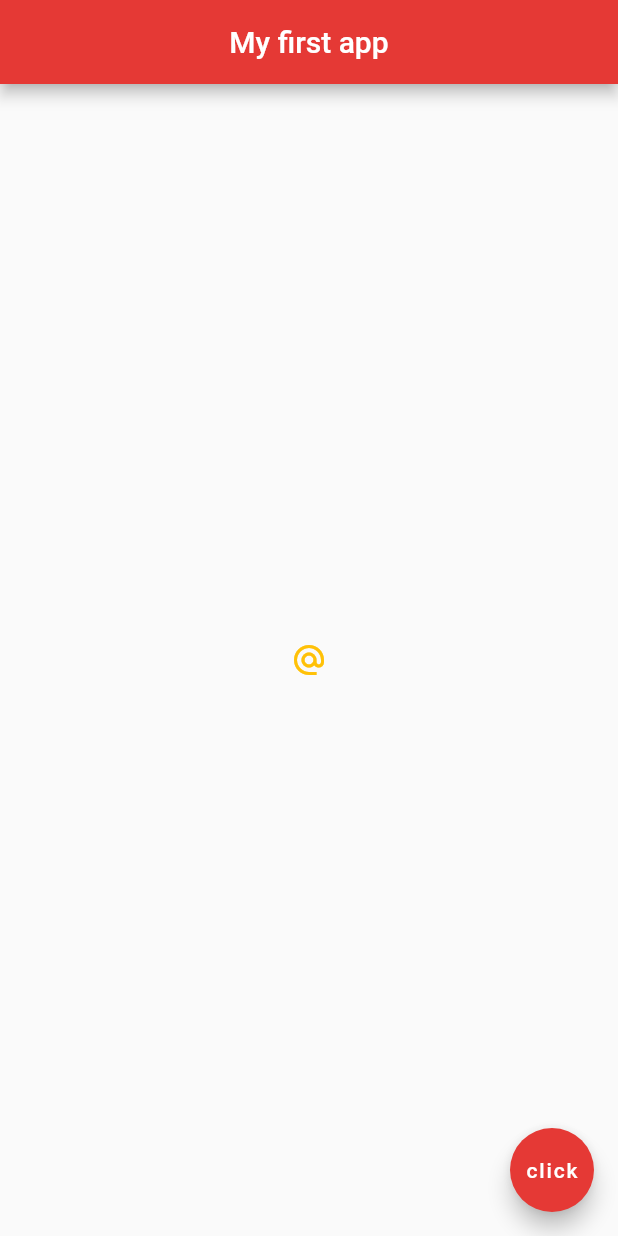
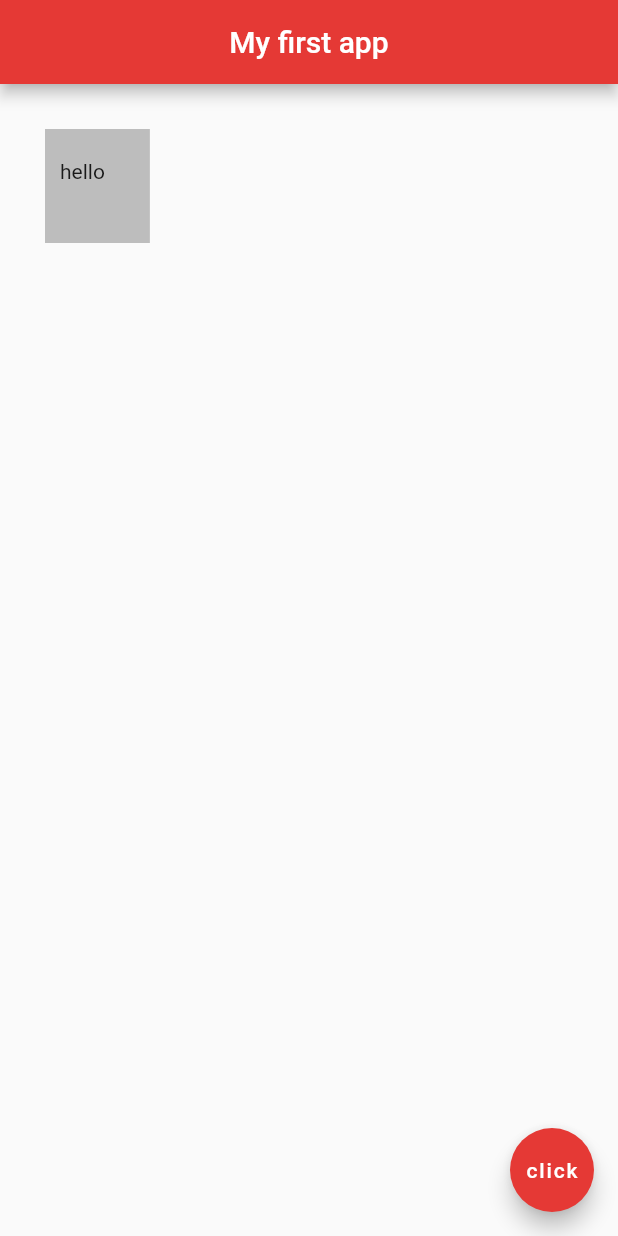
Before and after one commit to tygore587/flutterTutorial, a Flutter app: the screen it shows after launch, on a phone screen of 412 x 824 dp. Run offline on Flutter 3.47's test engine with Material 2 defaults, Android fonts, the phone set to English and light mode, and no system bars.

Commit message:
container widget to have a container on a page

```diff
--- a/lib/main.dart
+++ b/lib/main.dart
@@ -11,14 +11,11 @@ class Home extends StatelessWidget {
         centerTitle: true,
         backgroundColor: Colors.red[600],
       ),
-      body: Center(
-          child: IconButton(
-            onPressed: () {
-              print('you clicked me!');
-            },
-            icon: Icon(Icons.alternate_email),
-            color: Colors.amber,
-          )
+      body: Container(
+        padding: EdgeInsets.fromLTRB(10, 20, 30, 40),
+        margin: EdgeInsets.all(30),
+        color: Colors.grey[400],
+        child: Text("hello"),
 
       ),
       floatingActionButton: FloatingActionButton(
```
